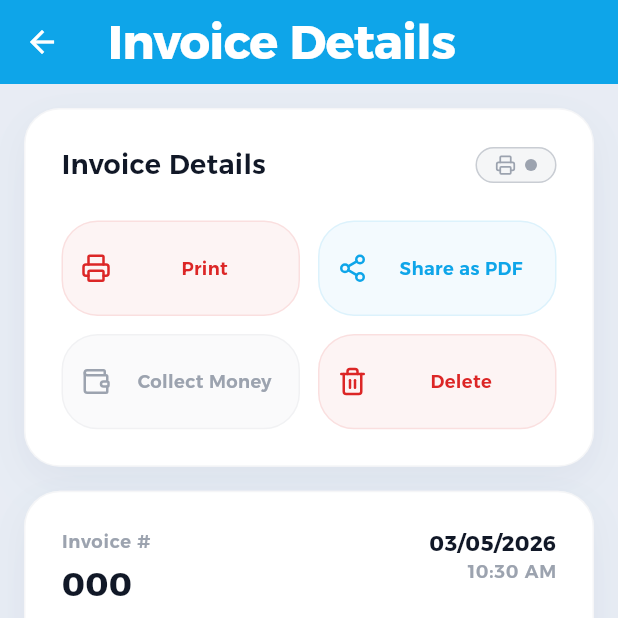
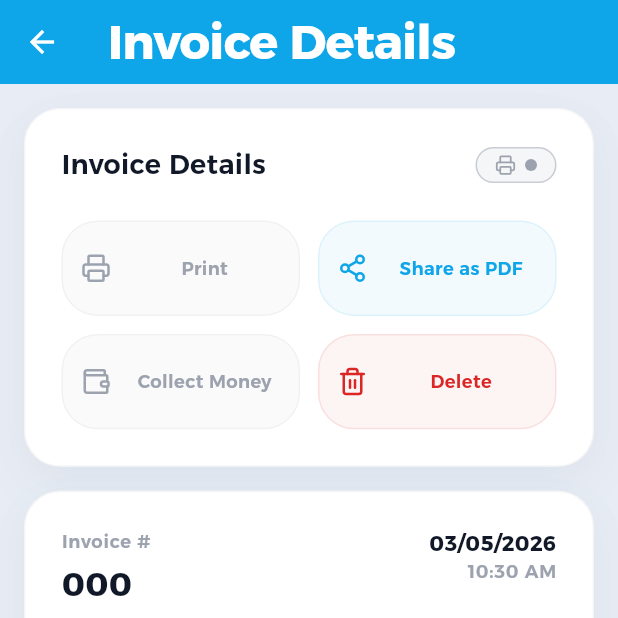
Before and after one commit to ams770/daftar, a Flutter app: the InvoiceDetailsPage screen opened directly with empty values, on a phone screen of 412 x 824 dp, the top half of it. Run offline on Flutter 3.47's test engine with Material 3 defaults, Android fonts, the phone set to English and light mode, and no system bars; our stand-ins replace easy_localization, equatable, file_picker, flutter_bloc, gap, get_it and 10 more; missing offline and left inert: excel, mobile_scanner; accounts and stored records are empty.

Commit message:
feat: add printer status UI feedback with loading labels and dynamic button states

```diff
--- a/assets/translations/ar.json
+++ b/assets/translations/ar.json
@@ -127,5 +127,7 @@
   "printer_3_inch": "3 بوصة (80 مم)",
   "printer_4_inch": "4 بوصة (110 مم)",
   "printing": "جاري الطباعة...",
-  "print_success": "تم إرسال أمر الطباعة!"
+  "print_success": "تم إرسال أمر الطباعة!",
+  "generating": "جاري التجهيز...",
+  "connecting": "جاري الاتصال..."
 }
--- a/assets/translations/en.json
+++ b/assets/translations/en.json
@@ -127,5 +127,7 @@
   "printer_3_inch": "3 Inch (80mm)",
   "printer_4_inch": "4 Inch (110mm)",
   "printing": "Printing...",
-  "print_success": "Print job sent!"
+  "print_success": "Print job sent!",
+  "generating": "Generating...",
+  "connecting": "Connecting..."
 }
--- a/lib/core/constants/app_strings.dart
+++ b/lib/core/constants/app_strings.dart
@@ -112,4 +112,6 @@ class AppStrings {
   static String get moneyCollectedSuccess => 'money_collected_success'.tr();
   static String get printingLanguage => 'printing_language'.tr();
   static String get extractingData => 'extracting_data'.tr();
+  static String get generating => 'generating'.tr();
+  static String get connecting => 'connecting'.tr();
 }
--- a/lib/features/invoices/presentation/pages/invoice_details_page.dart
+++ b/lib/features/invoices/presentation/pages/invoice_details_page.dart
@@ -256,11 +256,31 @@ class _InvoiceDetailsPageState extends State<InvoiceDetailsPage> {
             crossAxisSpacing: AppSpacing.md,
             childAspectRatio: 2.5,
             children: [
-              _buildActionButton(
-                icon: LucideIcons.printer,
-                label: AppStrings.print,
-                color: AppColors.danger,
-                onTap: () => context.read<PrinterCubit>().printInvoice(_invoice),
+              BlocBuilder<PrinterCubit, PrinterState>(
+                builder: (context, state) {
+                  Color buttonColor = AppColors.secondary;
+                  String buttonLabel = AppStrings.print;
+
+                  if (state is PrinterPrinting) {
+                    buttonColor = AppColors.warning;
+                    buttonLabel = 'printing'.tr();
+                  } else if (state is PrinterGeneratingInvoice) {
+                    buttonColor = AppColors.warning;
+                    buttonLabel = AppStrings.generating;
+                  } else if (state is PrinterConnecting || state is PrinterSearching) {
+                    buttonColor = AppColors.warning;
+                    buttonLabel = AppStrings.connecting;
+                  } else if (state is! PrinterConnected && state is! PrinterPrintSuccess) {
+                    buttonColor = AppColors.grey;
+                  }
+
+                  return _buildActionButton(
+                    icon: LucideIcons.printer,
+                    label: buttonLabel,
+                    color: buttonColor,
+                    onTap: () => context.read<PrinterCubit>().printInvoice(_invoice),
+                  );
+                },
               ),
               _buildActionButton(
                 icon: LucideIcons.share2,
```
Also changed, not shown: lib/features/invoices/presentation/pages/money_collection_details_page.dart (+25 -5 lines).
